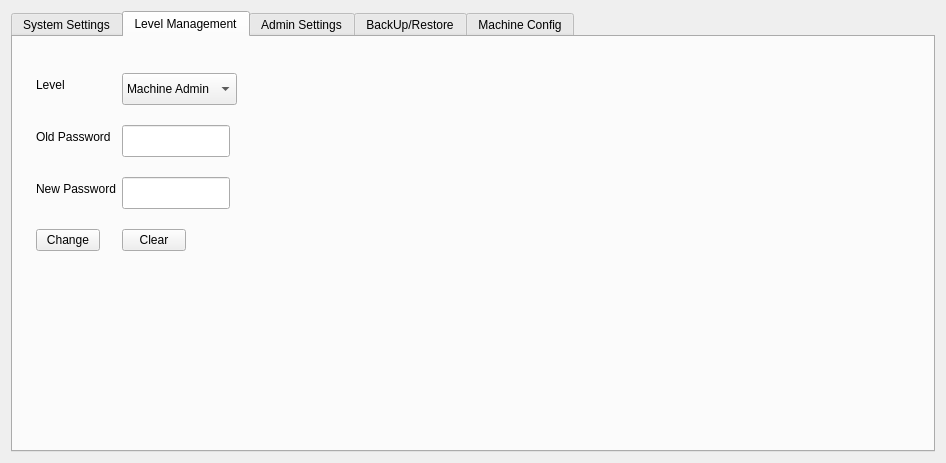
Above: hcsettings/ichcsystemsettingsframe.ui from GaussCheng/2-5AxisPunch before the change. Below: the same form after it.
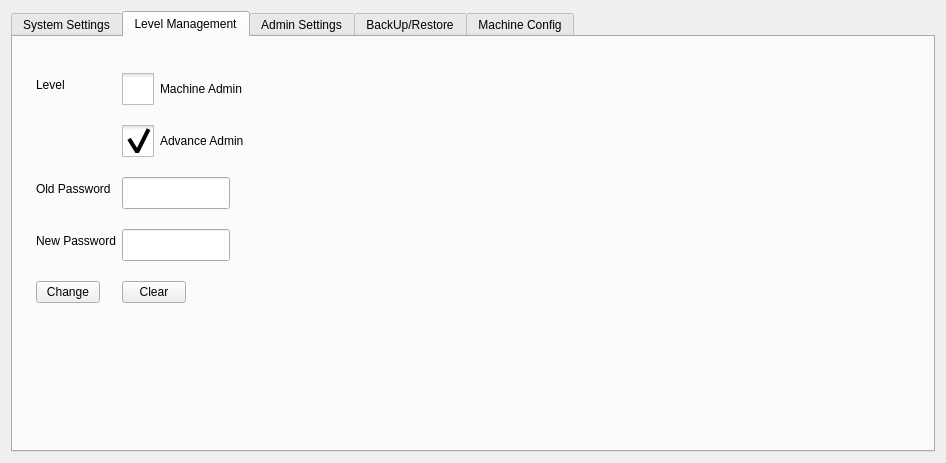
That is the form after the change. The open tabs and pages were chosen to show the change. Icons and pictures are not drawn. Custom widgets are drawn as their Qt base class.

```diff
--- a/hcsettings/ichcsystemsettingsframe.ui
+++ b/hcsettings/ichcsystemsettingsframe.ui
@@ -443,33 +443,89 @@
         </widget>
        </item>
        <item row="0" column="1">
-        <widget class="QComboBox" name="levelComboBox">
-         <property name="minimumSize">
-          <size>
-           <width>0</width>
-           <height>32</height>
-          </size>
+        <widget class="QCheckBox" name="machineAdminBox">
+         <property name="styleSheet">
+          <string notr="true">::indicator {
+     width: 32px;
+     height: 32px;
+ }
+
+::indicator:unchecked 
+{
+     image: url(:/resource/check_unchecked.png);
+ }
+::indicator:checked 
+{
+     image: url(:/resource/check_checked.png);
+ }
+
+QRadioButton::indicator:checked:disabled
+{
+ image: url(:/resource/check_checked_disable.png);
+}
+
+QRadioButton::indicator:unchecked:disabled
+{
+ image: url(:/resource/check_unchecked_disable.png);
+}</string>
          </property>
-         <item>
-          <property name="text">
-           <string>Machine Admin</string>
-          </property>
-         </item>
-         <item>
-          <property name="text">
-           <string>Advance Admin</string>
-          </property>
-         </item>
+         <property name="text">
+          <string>Machine Admin</string>
+         </property>
+         <property name="checked">
+          <bool>false</bool>
+         </property>
+         <attribute name="buttonGroup">
+          <string notr="true">buttonGroup_2</string>
+         </attribute>
         </widget>
        </item>
-       <item row="1" column="0">
+       <item row="1" column="1">
+        <widget class="QCheckBox" name="advanceAdminBox">
+         <property name="styleSheet">
+          <string notr="true">::indicator {
+     width: 32px;
+     height: 32px;
+ }
+
+::indicator:unchecked 
+{
+     image: url(:/resource/check_unchecked.png);
+ }
+::indicator:checked 
+{
+     image: url(:/resource/check_checked.png);
+ }
+
+QRadioButton::indicator:checked:disabled
+{
+ image: url(:/resource/check_checked_disable.png);
+}
+
+QRadioButton::indicator:unchecked:disabled
+{
+ image: url(:/resource/check_unchecked_disable.png);
+}</string>
+         </property>
+         <property name="text">
+          <string>Advance Admin</string>
+         </property>
+         <property name="checked">
+          <bool>true</bool>
+         </property>
+         <attribute name="buttonGroup">
+          <string notr="true">buttonGroup_2</string>
+         </attribute>
+        </widget>
+       </item>
+       <item row="3" column="0">
         <widget class="QLabel" name="label_5">
          <property name="text">
           <string>Old Password</string>
          </property>
         </widget>
        </item>
-       <item row="1" column="1">
+       <item row="3" column="1">
         <widget class="ICLineEditWithVirtualKeyboard" name="oldPwdEdit">
          <property name="enabled">
           <bool>true</bool>
@@ -485,14 +541,14 @@
          </property>
         </widget>
        </item>
-       <item row="2" column="0">
+       <item row="4" column="0">
         <widget class="QLabel" name="label_6">
          <property name="text">
           <string>New Password</string>
          </property>
         </widget>
        </item>
-       <item row="2" column="1">
+       <item row="4" column="1">
         <widget class="ICLineEditWithVirtualKeyboard" name="newPwdEdit">
          <property name="enabled">
           <bool>true</bool>
@@ -508,7 +564,7 @@
          </property>
         </widget>
        </item>
-       <item row="3" column="0">
+       <item row="5" column="0">
         <widget class="QPushButton" name="changeButton">
          <property name="maximumSize">
           <size>
@@ -521,7 +577,7 @@
          </property>
         </widget>
        </item>
-       <item row="3" column="1">
+       <item row="5" column="1">
         <widget class="QPushButton" name="clearButton">
          <property name="maximumSize">
           <size>
@@ -1486,16 +1542,16 @@
   </layout>
  </widget>
  <customwidgets>
-  <customwidget>
-   <class>ICLineEditWithVirtualKeyboard</class>
-   <extends>QLineEdit</extends>
-   <header>iclineeditwithvirtualkeyboard.h</header>
-  </customwidget>
   <customwidget>
    <class>ICLineEditWithVirtualNumericKeypad</class>
    <extends>QLineEdit</extends>
    <header>iclineeditwithvirtualnumerickeypad.h</header>
   </customwidget>
+  <customwidget>
+   <class>ICLineEditWithVirtualKeyboard</class>
+   <extends>QLineEdit</extends>
+   <header>iclineeditwithvirtualkeyboard.h</header>
+  </customwidget>
  </customwidgets>
  <resources>
   <include location="../resource.qrc"/>
```
Left out of the diff: 159 changed lines with no effect on the pictures.
